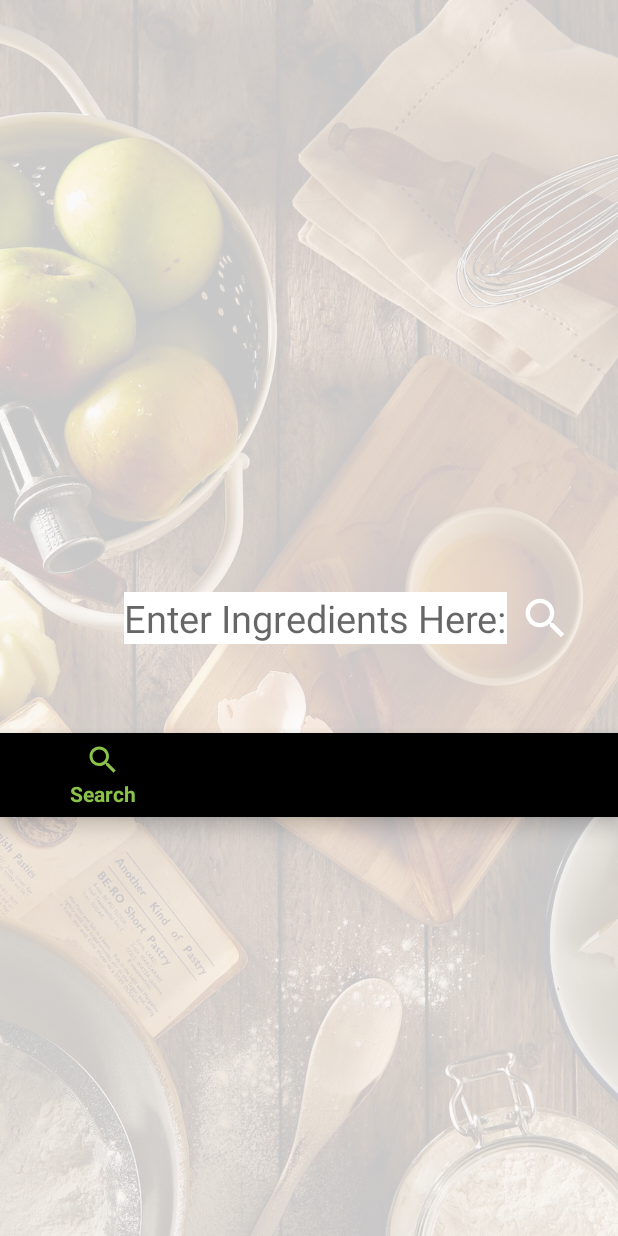
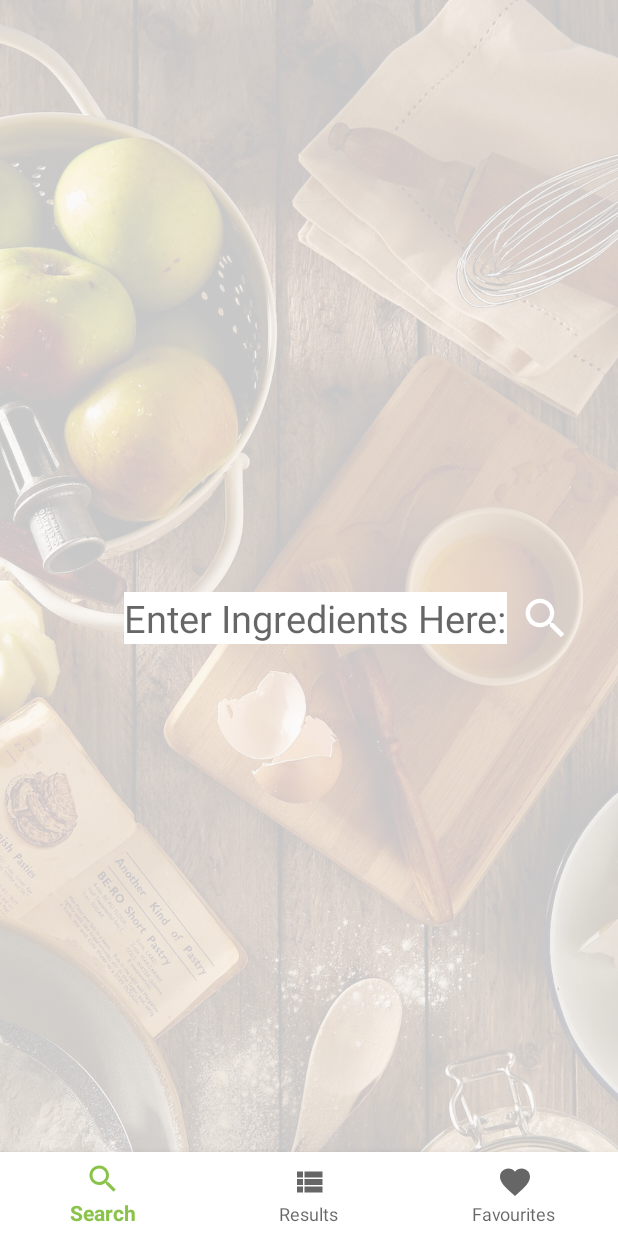
Before and after one commit to smritidas/Recipes, an Android app: the layout activity_search.xml on its own in the app's theme, with its tools: preview values and no code run, on a phone screen of 412 x 824 dp. Run offline under Robolectric (Android 15) with nearby library versions, the phone set to English and light mode, and no system bars; network calls fail.

Commit message:
Change size of views

```diff
--- a/app/build.gradle
+++ b/app/build.gradle
@@ -79,7 +79,7 @@ dependencies {
     implementation "androidx.viewpager2:viewpager2:1.0.0"
 
     //Material design
-    implementation 'com.google.android.material:material:1.2.0-alpha04'
+    implementation 'com.google.android.material:material:1.2.0-alpha02'
 
     //Design Support Library
     implementation 'com.android.support:design:28.0.0'
--- a/app/src/main/res/layout/activity_search.xml
+++ b/app/src/main/res/layout/activity_search.xml
@@ -55,7 +55,8 @@
         android:id="@+id/bottom_navigation_view"
         android:layout_width="0dp"
         android:layout_height="wrap_content"
-        android:layout_marginBottom="279dp"
+        android:layout_marginBottom="0dp"
+        android:background="@color/colorWhite"
         app:layout_constraintBottom_toBottomOf="parent"
         app:layout_constraintEnd_toEndOf="parent"
         app:layout_constraintStart_toStartOf="parent"
```
